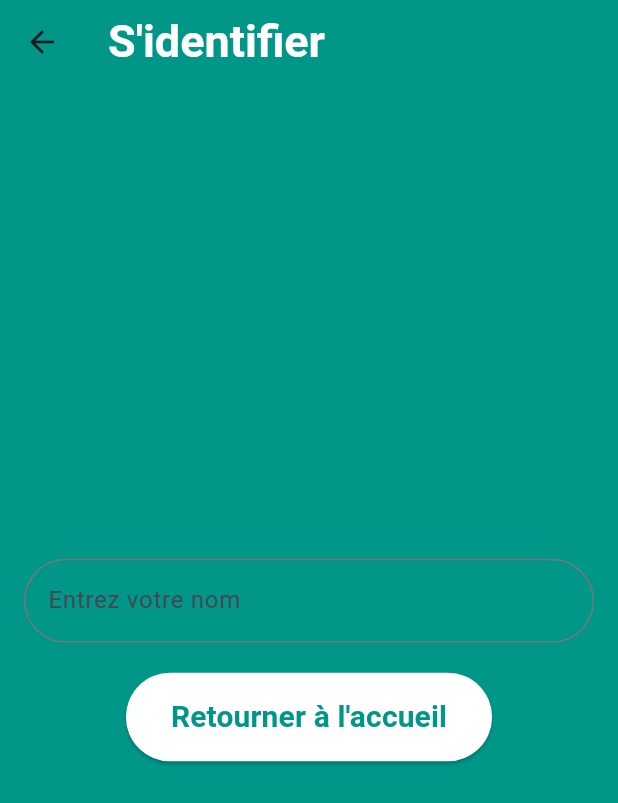
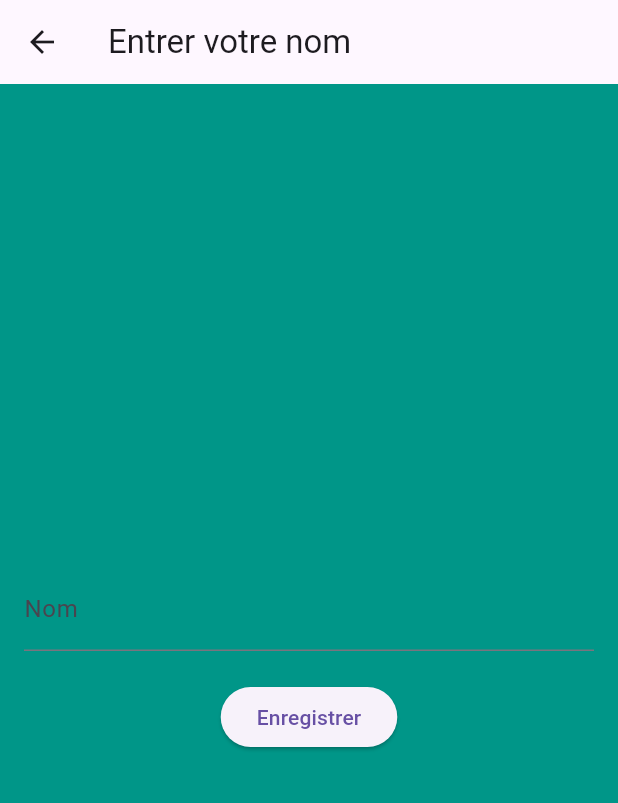
Before and after one commit to mbenguemamefatou/test2_sym_quiz, a Flutter app: the HomeScreen screen opened directly, after a tap on "Entrer votre nom", on a phone screen of 412 x 824 dp. Shown: the top 803 px of the screen. Run offline on Flutter 3.47's test engine with Material 3 defaults, Android fonts, the phone set to English and light mode, and no system bars; network calls fail.

```diff
--- a/lib/home_screen.dart
+++ b/lib/home_screen.dart
@@ -1,33 +1,28 @@
 import 'package:flutter/material.dart';
-import 'package:cloud_firestore/cloud_firestore.dart';
+import 'database_helper.dart';
 
 class HomeScreen extends StatefulWidget {
-  const HomeScreen({super.key});
+  @override
+  _HomeScreenState createState() => _HomeScreenState();
+}
+
+class _HomeScreenState extends State<HomeScreen> {
+  String _playerName = 'Joueur';
+  final dbHelper = DatabaseHelper();
 
   @override
-  HomeScreenState createState() => HomeScreenState();
+  void initState() {
+    super.initState();
+    _loadUserName();
   }
 
-class HomeScreenState extends State<HomeScreen> {
-  String _playerName = 'Joueur';
-  int score = 0;
-
-  Future<void> _saveUserScore(String playerName, int score) async {
-    CollectionReference users = FirebaseFirestore.instance.collection('users');
-    await users.add({
-      'name': playerName,
-      'score': score,
+  Future<void> _loadUserName() async {
+    List<Map<String, dynamic>> users = await dbHelper.getUsers();
+    if (users.isNotEmpty) {
+      setState(() {
+        _playerName = users.last['name'];
       });
     }
-
-  void _submitScore() {
-    // Appelez cette méthode après avoir terminé le quiz
-    _saveUserScore(_playerName, score);
-  }
-
-  void _onQuizFinished() {
-    // Logique pour déterminer que le quiz est terminé
-    _submitScore(); // Enregistrer le score une fois le quiz terminé
   }
 
   @override
@@ -55,7 +50,7 @@ class HomeScreenState extends State<HomeScreen> {
               style: TextStyle(
                 fontSize: 28.0,
                 fontWeight: FontWeight.bold,
-                color: Colors.teal,
+                color: Colors.white,
               ),
               textAlign: TextAlign.center,
             ),
@@ -79,19 +74,15 @@ class HomeScreenState extends State<HomeScreen> {
                   ),
                   SizedBox(height: 30.0),
                   Image.network(
-                    'https://th.bing.com/th/id/OIP.TeCuHPXgCpC2PKSlrCT0SQHaHa?rs=1&pid=ImgDetMain', // URL de votre image en ligne
-                    width: 200.0, // Largeur souhaitée de l'image
-                    height: 200.0, // Hauteur souhaitée de l'image
-                    fit: BoxFit
-                        .contain, // Ajustement de l'image dans son conteneur
+                    'https://th.bing.com/th/id/OIP.TeCuHPXgCpC2PKSlrCT0SQHaHa?rs=1&pid=ImgDetMain',
+                    width: 200.0,
+                    height: 200.0,
+                    fit: BoxFit.contain,
                   ),
                 ],
               ),
             ),
             SizedBox(height: 60.0),
-            Row(
-              mainAxisAlignment: MainAxisAlignment.center,
-              children: [
             ElevatedButton.icon(
               onPressed: () {
                 Navigator.pushNamed(context, '/categories');
@@ -99,8 +90,7 @@ class HomeScreenState extends State<HomeScreen> {
               style: ElevatedButton.styleFrom(
                 backgroundColor: Colors.white,
                 foregroundColor: Colors.teal,
-                    padding:
-                        EdgeInsets.symmetric(horizontal: 30.0, vertical: 15.0),
+                padding: EdgeInsets.symmetric(horizontal: 30.0, vertical: 15.0),
                 shape: RoundedRectangleBorder(
                   borderRadius: BorderRadius.circular(30.0),
                 ),
@@ -117,19 +107,17 @@ class HomeScreenState extends State<HomeScreen> {
             SizedBox(width: 20),
             ElevatedButton(
               onPressed: () async {
-                    final playerName =
-                        await Navigator.pushNamed(context, '/login');
-                    if (playerName != null) {
+                final playerName = await Navigator.pushNamed(context, '/login');
+                if (playerName != null && playerName is String) {
                   setState(() {
-                        _playerName = playerName as String;
+                    _playerName = playerName;
                   });
                 }
               },
               style: ElevatedButton.styleFrom(
                 backgroundColor: Colors.white,
                 foregroundColor: Colors.teal,
-                    padding:
-                        EdgeInsets.symmetric(horizontal: 30.0, vertical: 15.0),
+                padding: EdgeInsets.symmetric(horizontal: 30.0, vertical: 15.0),
                 shape: RoundedRectangleBorder(
                   borderRadius: BorderRadius.circular(30.0),
                 ),
@@ -144,8 +132,6 @@ class HomeScreenState extends State<HomeScreen> {
             ),
           ],
         ),
-          ],
-        ),
       ),
     );
   }
--- a/lib/login_screen.dart
+++ b/lib/login_screen.dart
@@ -1,70 +1,47 @@
 import 'package:flutter/material.dart';
+import 'database_helper.dart';
 
 class LoginScreen extends StatefulWidget {
-  const LoginScreen({super.key});
-
   @override
-  LoginScreenState createState() => LoginScreenState();
+  _LoginScreenState createState() => _LoginScreenState();
 }
 
-class LoginScreenState extends State<LoginScreen> {
-  final TextEditingController _nameController = TextEditingController();
+class _LoginScreenState extends State<LoginScreen> {
+  final _nameController = TextEditingController();
+  final dbHelper = DatabaseHelper();
+
+  Future<void> _saveUserName() async {
+    String userName = _nameController.text.trim();
+    if (userName.isNotEmpty) {
+      await dbHelper.insertUser({'name': userName});
+      Navigator.pop(context, userName);
+    } else {
+      // Ajoutez ici une gestion d'erreur si nécessaire
+    }
+  }
 
   @override
   Widget build(BuildContext context) {
     return Scaffold(
       backgroundColor: Colors.teal,
       appBar: AppBar(
-        title: Text(
-          'S\'identifier',
-          style: TextStyle(
-            color: Colors.white,
-            fontSize: 30.0,
-            fontWeight: FontWeight.bold,
+        title: Text('Entrer votre nom'),
       ),
-        ),
-        backgroundColor: Colors.teal,
-        elevation: 0,
-      ),
-      body: Center(
-        child: Padding(
+      body: Padding(
         padding: const EdgeInsets.all(16.0),
         child: Column(
           mainAxisAlignment: MainAxisAlignment.center,
           children: [
             TextField(
               controller: _nameController,
-                decoration: InputDecoration(
-                  labelText: 'Entrez votre nom',
-                  border: OutlineInputBorder(
-                    borderRadius: BorderRadius.circular(30.0),
-                  ),
-                ),
+              decoration: InputDecoration(labelText: 'Nom'),
             ),
             SizedBox(height: 20),
             ElevatedButton(
-                onPressed: () {
-                  Navigator.pop(context, _nameController.text);
-                },
-                style: ElevatedButton.styleFrom(
-                  backgroundColor: Colors.white,
-                  foregroundColor: Colors.teal,
-                  padding:
-                      EdgeInsets.symmetric(horizontal: 30.0, vertical: 15.0),
-                  shape: RoundedRectangleBorder(
-                    borderRadius: BorderRadius.circular(30.0),
-                  ),
-                ),
-                child: Text(
-                  'Retourner à l\'accueil',
-                  style: TextStyle(
-                    fontSize: 20.0,
-                    fontWeight: FontWeight.bold,
-                  ),
-                ),
+              onPressed: _saveUserName,
+              child: Text('Enregistrer'),
             ),
           ],
-          ),
         ),
       ),
     );
--- a/lib/quiz_screen.dart
+++ b/lib/quiz_screen.dart
@@ -642,7 +642,8 @@ class QuizScreenState extends State<QuizScreen> {
         backgroundColor: Colors.teal,
         elevation: 0,
       ),
-      body: Padding(
+      body:
+       Padding(
         padding: const EdgeInsets.all(16.0),
         child: questionIndex < filteredQuestions.length
             ? Column(
```
Also changed, not shown: lib/database_helper.Dart (added, +40 -0 lines), lib/main.dart (+3 -7 lines). Lines whose indentation alone changed are shown as unchanged.
